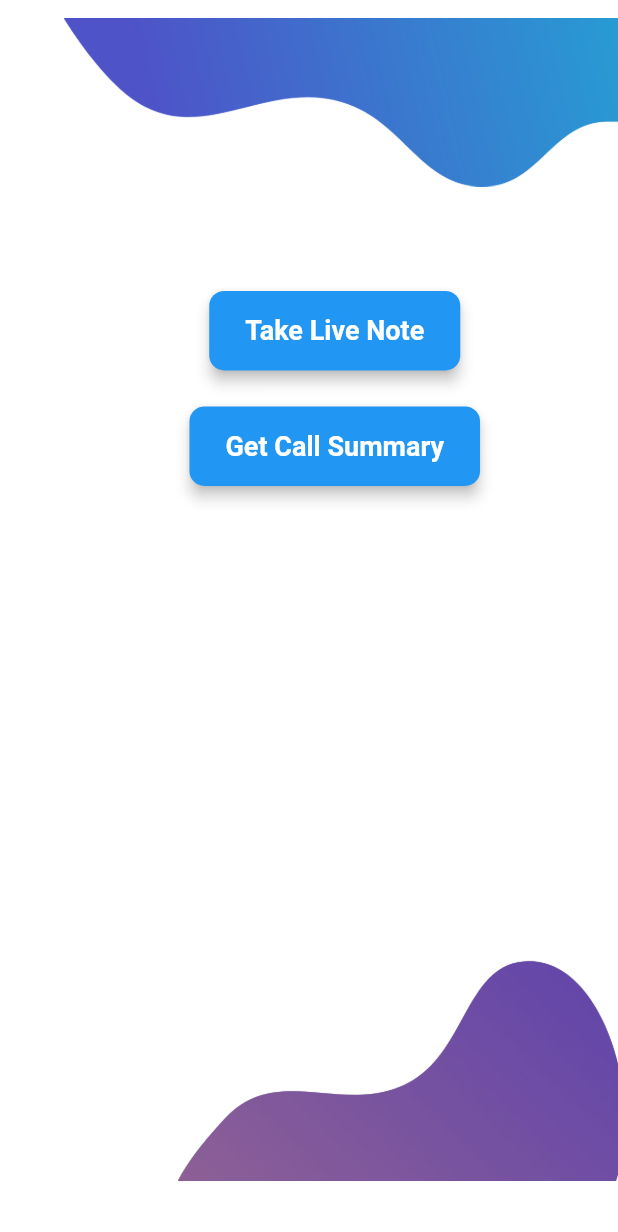
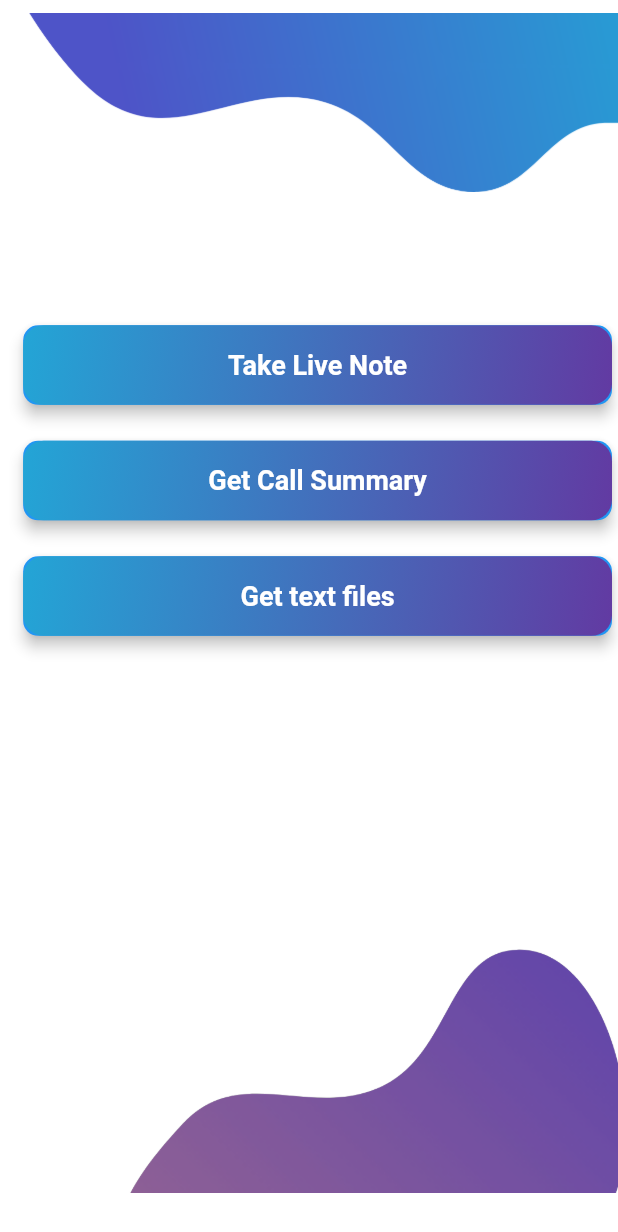
Before and after one commit to Gre8Gatsby/C-Note, a Flutter app: the screen it shows after launch, on a phone screen of 412 x 824 dp. Shown: the top 1232 px of the screen. Run offline on Flutter 3.47's test engine with Material 2 defaults, Android fonts, the phone set to English and light mode, and no system bars; our stand-ins replace google_fonts, speech_to_text.

Commit message:
txt files screen

```diff
--- a/lib/main.dart
+++ b/lib/main.dart
@@ -3,6 +3,7 @@ import 'package:verbalyze/screens/homeScreen.dart';
 import 'package:verbalyze/screens/splashScreen.dart';
 import 'package:verbalyze/screens/fileScreen.dart';
 import 'package:verbalyze/screens/noteScreen.dart';
+import 'package:verbalyze/screens/summaryScreen.dart';
 
 
 void main(){
@@ -20,7 +21,8 @@ class MyApp extends StatelessWidget {
       routes: {
         '/home' : (context) => homeScreen(),
         '/callSummary'   : (context) => fileScreen(),
-        '/liveNotes' : (context)  => noteScreen()
+        '/liveNotes' : (context)  => noteScreen(),
+        '/summary': (context) => summaryScreen(),
       },
 
     );
--- a/lib/screens/homeScreen.dart
+++ b/lib/screens/homeScreen.dart
@@ -12,14 +12,14 @@ class _homeScreenState extends State<homeScreen> {
   Widget build(BuildContext context) {
     double baseWidth = 360;
     double fem = MediaQuery.of(context).size.width / baseWidth;
-    double ffem = fem * 0.97;
+   // double ffem = fem * 0.97;
     return Container(
       width: double.infinity,
       child: Container(
         // login8tR (1:38)
-        padding: EdgeInsets.fromLTRB(30*fem, 0*fem, 0*fem, 0*fem),
+        padding: EdgeInsets.fromLTRB(10 * fem, 0 * fem, 0 * fem, 0 * fem),
         width: double.infinity,
-        decoration: BoxDecoration (
+        decoration: BoxDecoration(
           color: Color(0xffffffff),
         ),
         child: Column(
@@ -27,15 +27,16 @@ class _homeScreenState extends State<homeScreen> {
           children: [
             Container(
               // vector11hK (1:59)
-              margin: EdgeInsets.fromLTRB(7*fem, 0*fem, 0*fem, 47*fem),
-              width: 391*fem,
-              height: 119*fem,
+              margin: EdgeInsets.fromLTRB(7 * fem, 0  * fem, 0 * fem, 47 * fem),
+              width: 391 * fem,
+              height: 119 * fem,
               child: Image.asset(
                 'images/img1.png',
-                width: 391*fem,
-                height: 119*fem,
+                width: 391 * fem,
+                height: 119 * fem,
               ),
             ),
+            SizedBox(height: 20 * fem),
             CardButton(
               title: 'Take Live Note',
               onPressed: () {
@@ -49,10 +50,17 @@ class _homeScreenState extends State<homeScreen> {
                 Navigator.pushNamed(context, '/callSummary');
               },
             ),
-            SizedBox(height: 270),
-            Flexible(child:
-            Container(
-              margin: EdgeInsets.fromLTRB(51 * fem, 0, 0, 0),
+            SizedBox(height: 16),
+            CardButton(
+              title: 'Get text files',
+              onPressed: () {
+                Navigator.pushNamed(context, '/summary');
+              },
+            ),
+            SizedBox(height: 170),
+            Flexible(
+              child: Container(
+                margin: EdgeInsets.fromLTRB(41 * fem, 0 *fem, 0 * fem, 0 * fem),
                 width: 352.86 * fem,
                 height: 398.83 * fem,
                 child: Align(
@@ -64,7 +72,6 @@ class _homeScreenState extends State<homeScreen> {
                 ),
               ),
             ),
-
           ],
         ),
       ),
@@ -80,6 +87,8 @@ class CardButton extends StatelessWidget {
 
   @override
   Widget build(BuildContext context) {
+    double baseWidth = 360;
+    double fem = MediaQuery.of(context).size.width / baseWidth;
     return Card(
       elevation: 4,
       shape: RoundedRectangleBorder(
@@ -90,6 +99,16 @@ class CardButton extends StatelessWidget {
         onTap: onPressed,
         borderRadius: BorderRadius.circular(10),
         child: Container(
+          alignment: Alignment.center,
+          decoration: BoxDecoration (
+            borderRadius:  BorderRadius.circular(12*fem),
+            gradient:  LinearGradient (
+              begin:  Alignment(-1, -1),
+              end:  Alignment(1, 1),
+              colors:  <Color>[Color(0xff23a5d6), Color(0xff623aa2)],
+              stops:  <double>[0, 1],
+            ),
+          ),
           padding: EdgeInsets.symmetric(vertical: 16, horizontal: 24),
           child: Text(
             title,
```
Also changed, not shown: lib/screens/fileScreen.dart (+7 -76 lines), lib/screens/noteScreen.dart (+12 -6 lines), lib/screens/splashScreen.dart (+1 -48 lines), lib/screens/summaryScreen.dart (+97 -0 lines), lib/screens/textFileScreen.dart (added, +29 -0 lines). Lines whose indentation alone changed are shown as unchanged.
